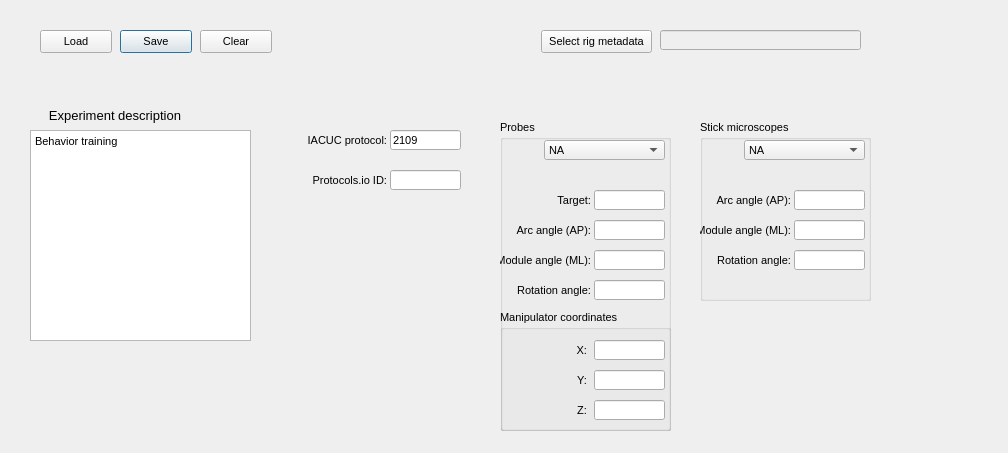
AllenNeuralDynamics/dynamic-foraging-task, file src/foraging_gui/MetaData.ui: the form before one commit.
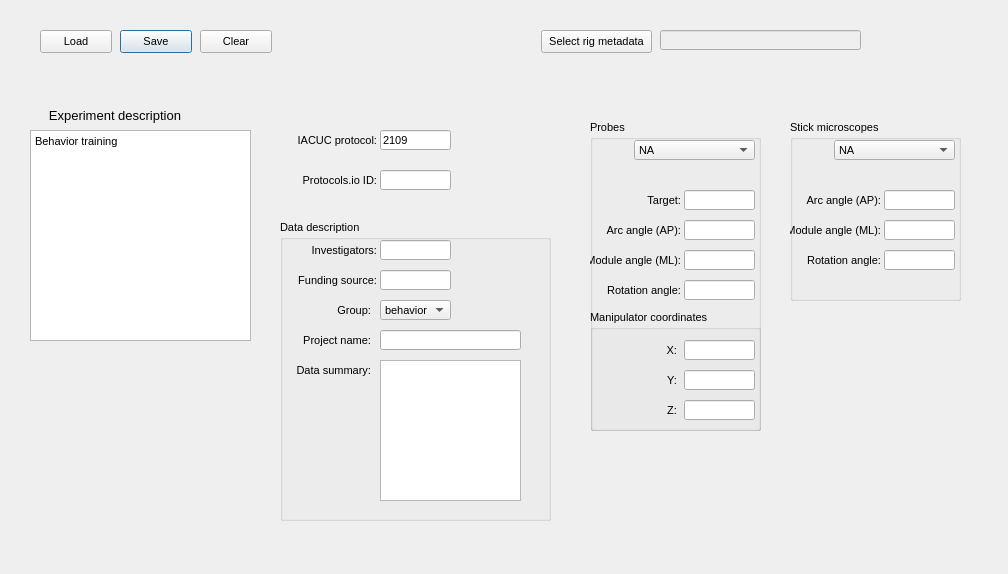
The form after the commit.

Commit message: Adding data description

Patch:
```diff
--- a/src/foraging_gui/MetaData.ui
+++ b/src/foraging_gui/MetaData.ui
@@ -7,7 +7,7 @@
     <x>0</x>
     <y>0</y>
     <width>1008</width>
-    <height>453</height>
+    <height>574</height>
    </rect>
   </property>
   <property name="minimumSize">
@@ -131,7 +131,7 @@
   <widget class="QLabel" name="label_72">
    <property name="geometry">
     <rect>
-     <x>296</x>
+     <x>286</x>
      <y>130</y>
      <width>91</width>
      <height>20</height>
@@ -156,7 +156,7 @@
   <widget class="QLineEdit" name="IACUCProtocol">
    <property name="geometry">
     <rect>
-     <x>390</x>
+     <x>380</x>
      <y>130</y>
      <width>71</width>
      <height>20</height>
@@ -175,7 +175,7 @@
   <widget class="QLabel" name="label_73">
    <property name="geometry">
     <rect>
-     <x>296</x>
+     <x>286</x>
      <y>170</y>
      <width>91</width>
      <height>20</height>
@@ -200,7 +200,7 @@
   <widget class="QLineEdit" name="PtotocolID">
    <property name="geometry">
     <rect>
-     <x>390</x>
+     <x>380</x>
      <y>170</y>
      <width>71</width>
      <height>20</height>
@@ -307,7 +307,7 @@
   <widget class="QGroupBox" name="Probes">
    <property name="geometry">
     <rect>
-     <x>500</x>
+     <x>590</x>
      <y>120</y>
      <width>171</width>
      <height>311</height>
@@ -677,7 +677,7 @@
   <widget class="QGroupBox" name="Microscopes">
    <property name="geometry">
     <rect>
-     <x>700</x>
+     <x>790</x>
      <y>120</y>
      <width>171</width>
      <height>181</height>
@@ -855,6 +855,281 @@
     </property>
    </widget>
   </widget>
+  <widget class="QGroupBox" name="DataDescription">
+   <property name="geometry">
+    <rect>
+     <x>280</x>
+     <y>220</y>
+     <width>271</width>
+     <height>301</height>
+    </rect>
+   </property>
+   <property name="title">
+    <string>Data description</string>
+   </property>
+   <widget class="QTextEdit" name="DataSummary">
+    <property name="geometry">
+     <rect>
+      <x>100</x>
+      <y>140</y>
+      <width>141</width>
+      <height>141</height>
+     </rect>
+    </property>
+    <property name="sizePolicy">
+     <sizepolicy hsizetype="Expanding" vsizetype="Expanding">
+      <horstretch>0</horstretch>
+      <verstretch>0</verstretch>
+     </sizepolicy>
+    </property>
+    <property name="autoFormatting">
+     <set>QTextEdit::AutoNone</set>
+    </property>
+    <property name="lineWrapMode">
+     <enum>QTextEdit::WidgetWidth</enum>
+    </property>
+    <property name="html">
+     <string>&lt;!DOCTYPE HTML PUBLIC &quot;-//W3C//DTD HTML 4.0//EN&quot; &quot;http://www.w3.org/TR/REC-html40/strict.dtd&quot;&gt;
+&lt;html&gt;&lt;head&gt;&lt;meta name=&quot;qrichtext&quot; content=&quot;1&quot; /&gt;&lt;style type=&quot;text/css&quot;&gt;
+p, li { white-space: pre-wrap; }
+&lt;/style&gt;&lt;/head&gt;&lt;body style=&quot; font-family:'MS Shell Dlg 2'; font-size:8pt; font-weight:400; font-style:normal;&quot;&gt;
+&lt;p style=&quot;-qt-paragraph-type:empty; margin-top:0px; margin-bottom:0px; margin-left:0px; margin-right:0px; -qt-block-indent:0; text-indent:0px;&quot;&gt;&lt;br /&gt;&lt;/p&gt;&lt;/body&gt;&lt;/html&gt;</string>
+    </property>
+   </widget>
+   <widget class="QLabel" name="label_83">
+    <property name="geometry">
+     <rect>
+      <x>0</x>
+      <y>80</y>
+      <width>91</width>
+      <height>20</height>
+     </rect>
+    </property>
+    <property name="sizePolicy">
+     <sizepolicy hsizetype="Expanding" vsizetype="Expanding">
+      <horstretch>0</horstretch>
+      <verstretch>0</verstretch>
+     </sizepolicy>
+    </property>
+    <property name="text">
+     <string>Group:</string>
+    </property>
+    <property name="textFormat">
+     <enum>Qt::AutoText</enum>
+    </property>
+    <property name="alignment">
+     <set>Qt::AlignRight|Qt::AlignTrailing|Qt::AlignVCenter</set>
+    </property>
+   </widget>
+   <widget class="QLabel" name="label_84">
+    <property name="geometry">
+     <rect>
+      <x>0</x>
+      <y>110</y>
+      <width>91</width>
+      <height>20</height>
+     </rect>
+    </property>
+    <property name="sizePolicy">
+     <sizepolicy hsizetype="Expanding" vsizetype="Expanding">
+      <horstretch>0</horstretch>
+      <verstretch>0</verstretch>
+     </sizepolicy>
+    </property>
+    <property name="text">
+     <string>Project name:</string>
+    </property>
+    <property name="textFormat">
+     <enum>Qt::AutoText</enum>
+    </property>
+    <property name="alignment">
+     <set>Qt::AlignRight|Qt::AlignTrailing|Qt::AlignVCenter</set>
+    </property>
+   </widget>
+   <widget class="QLineEdit" name="ProjectName">
+    <property name="geometry">
+     <rect>
+      <x>100</x>
+      <y>110</y>
+      <width>141</width>
+      <height>20</height>
+     </rect>
+    </property>
+    <property name="sizePolicy">
+     <sizepolicy hsizetype="Expanding" vsizetype="Expanding">
+      <horstretch>0</horstretch>
+      <verstretch>0</verstretch>
+     </sizepolicy>
+    </property>
+    <property name="text">
+     <string/>
+    </property>
+   </widget>
+   <widget class="QLineEdit" name="Investigators_2">
+    <property name="geometry">
+     <rect>
+      <x>100</x>
+      <y>50</y>
+      <width>71</width>
+      <height>20</height>
+     </rect>
+    </property>
+    <property name="sizePolicy">
+     <sizepolicy hsizetype="Expanding" vsizetype="Expanding">
+      <horstretch>0</horstretch>
+      <verstretch>0</verstretch>
+     </sizepolicy>
+    </property>
+    <property name="text">
+     <string/>
+    </property>
+   </widget>
+   <widget class="QLabel" name="label_82">
+    <property name="geometry">
+     <rect>
+      <x>6</x>
+      <y>50</y>
+      <width>91</width>
+      <height>20</height>
+     </rect>
+    </property>
+    <property name="sizePolicy">
+     <sizepolicy hsizetype="Expanding" vsizetype="Expanding">
+      <horstretch>0</horstretch>
+      <verstretch>0</verstretch>
+     </sizepolicy>
+    </property>
+    <property name="text">
+     <string>Funding source:</string>
+    </property>
+    <property name="textFormat">
+     <enum>Qt::AutoText</enum>
+    </property>
+    <property name="alignment">
+     <set>Qt::AlignRight|Qt::AlignTrailing|Qt::AlignVCenter</set>
+    </property>
+   </widget>
+   <widget class="QComboBox" name="Group">
+    <property name="geometry">
+     <rect>
+      <x>100</x>
+      <y>80</y>
+      <width>71</width>
+      <height>20</height>
+     </rect>
+    </property>
+    <property name="sizePolicy">
+     <sizepolicy hsizetype="Expanding" vsizetype="Expanding">
+      <horstretch>0</horstretch>
+      <verstretch>0</verstretch>
+     </sizepolicy>
+    </property>
+    <property name="statusTip">
+     <string notr="true"/>
+    </property>
+    <property name="editable">
+     <bool>false</bool>
+    </property>
+    <property name="currentIndex">
+     <number>0</number>
+    </property>
+    <property name="maxVisibleItems">
+     <number>36</number>
+    </property>
+    <property name="sizeAdjustPolicy">
+     <enum>QComboBox::AdjustToMinimumContentsLengthWithIcon</enum>
+    </property>
+    <item>
+     <property name="text">
+      <string>behavior</string>
+     </property>
+    </item>
+    <item>
+     <property name="text">
+      <string>ephys</string>
+     </property>
+    </item>
+    <item>
+     <property name="text">
+      <string>MSMA</string>
+     </property>
+    </item>
+    <item>
+     <property name="text">
+      <string>ophys</string>
+     </property>
+    </item>
+   </widget>
+   <widget class="QLabel" name="label_81">
+    <property name="geometry">
+     <rect>
+      <x>6</x>
+      <y>20</y>
+      <width>91</width>
+      <height>20</height>
+     </rect>
+    </property>
+    <property name="sizePolicy">
+     <sizepolicy hsizetype="Expanding" vsizetype="Expanding">
+      <horstretch>0</horstretch>
+      <verstretch>0</verstretch>
+     </sizepolicy>
+    </property>
+    <property name="text">
+     <string>Investigators:</string>
+    </property>
+    <property name="textFormat">
+     <enum>Qt::AutoText</enum>
+    </property>
+    <property name="alignment">
+     <set>Qt::AlignRight|Qt::AlignTrailing|Qt::AlignVCenter</set>
+    </property>
+   </widget>
+   <widget class="QLabel" name="label_85">
+    <property name="geometry">
+     <rect>
+      <x>0</x>
+      <y>140</y>
+      <width>91</width>
+      <height>20</height>
+     </rect>
+    </property>
+    <property name="sizePolicy">
+     <sizepolicy hsizetype="Expanding" vsizetype="Expanding">
+      <horstretch>0</horstretch>
+      <verstretch>0</verstretch>
+     </sizepolicy>
+    </property>
+    <property name="text">
+     <string>Data summary:</string>
+    </property>
+    <property name="textFormat">
+     <enum>Qt::AutoText</enum>
+    </property>
+    <property name="alignment">
+     <set>Qt::AlignRight|Qt::AlignTrailing|Qt::AlignVCenter</set>
+    </property>
+   </widget>
+   <widget class="QLineEdit" name="Investigators">
+    <property name="geometry">
+     <rect>
+      <x>100</x>
+      <y>20</y>
+      <width>71</width>
+      <height>20</height>
+     </rect>
+    </property>
+    <property name="sizePolicy">
+     <sizepolicy hsizetype="Expanding" vsizetype="Expanding">
+      <horstretch>0</horstretch>
+      <verstretch>0</verstretch>
+     </sizepolicy>
+    </property>
+    <property name="text">
+     <string/>
+    </property>
+   </widget>
+  </widget>
   <zorder>Probes</zorder>
   <zorder>ExperimentDescription</zorder>
   <zorder>label_3</zorder>
```
Left out of the diff: 1 changed line with no effect on the pictures.
